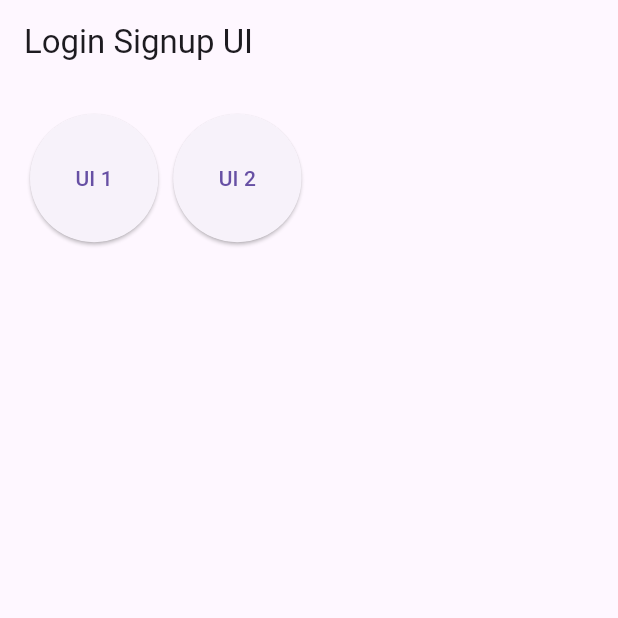
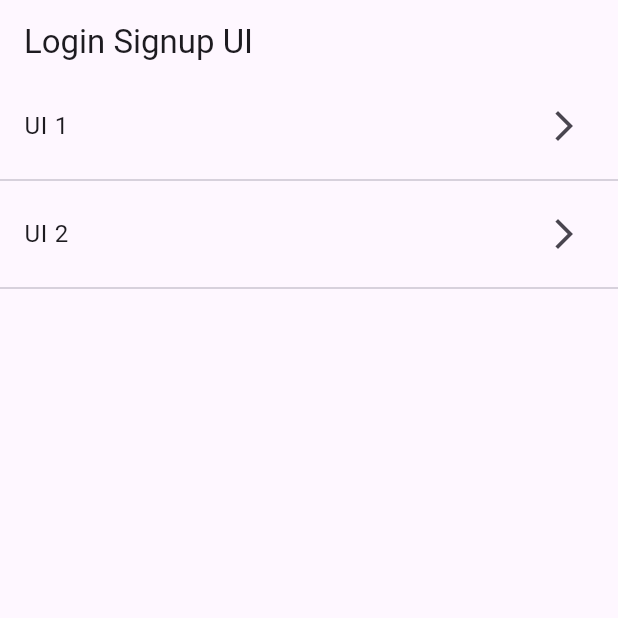
Before and after one commit to saadshd/login_ui, a Flutter app: the screen it shows after launch, on a phone screen of 412 x 824 dp, the top half of it. Run offline on Flutter 3.47's test engine with Material 2 defaults, Android fonts, the phone set to English and light mode, and no system bars.

Commit message:
updating homescreen UI and routes

```diff
--- a/lib/homescreen.dart
+++ b/lib/homescreen.dart
@@ -1,5 +1,4 @@
 import 'package:flutter/material.dart';
-import 'package:login_ui/01_loginUI/login.dart';
 
 class HomeScreen extends StatefulWidget {
   const HomeScreen({Key? key}) : super(key: key);
@@ -15,27 +14,33 @@ class _HomeScreenState extends State<HomeScreen> {
       appBar: AppBar(
         title: const Text('Login Signup UI'),
       ),
-      body: GridView.count(
-        padding: const EdgeInsets.all(20),
-        crossAxisCount: 4,
-        mainAxisSpacing: 10,
-        crossAxisSpacing: 10,
+      body: ListView(
         children: [
-          ElevatedButton(
-            onPressed: (){
-              Navigator.pushNamed(context, '/second');
-            },
-            child: const Text('UI 1')
-          ),
-          ElevatedButton(
-              onPressed: (){
-                Navigator.pushNamed(context, '/third');
-              },
-              child: const Text('UI 2')
-          ),
-
+          MyListTile(title: 'UI 1', onTap: () {Navigator.pushNamed(context, '/01');}),
+          MyListTile(title: 'UI 2', onTap: () {Navigator.pushNamed(context, '/02');}),
         ],
       ),
     );
   }
 }
+
+class MyListTile extends StatelessWidget {
+  const MyListTile({Key? key, required this.title, required this.onTap}) : super(key: key);
+
+  final String title;
+  final VoidCallback? onTap;
+
+  @override
+  Widget build(BuildContext context) {
+    return Column(
+      children: [
+        ListTile(
+          onTap: onTap,
+          title: Text(title),
+          trailing: const Icon(Icons.arrow_forward_ios),
+        ),
+        const Divider(),
+      ],
+    );
+  }
+}
--- a/lib/main.dart
+++ b/lib/main.dart
@@ -23,8 +23,8 @@ class MyApp extends StatelessWidget {
       initialRoute: '/',
       routes: {
         '/': (context) => const HomeScreen(),
-        '/second': (context) => const LoginUI(),
-        '/third': (context) => const ManagerLogin(),
+        '/01': (context) => const LoginUI(),
+        '/02': (context) => const ManagerLogin(),
       },
     );
   }
```
